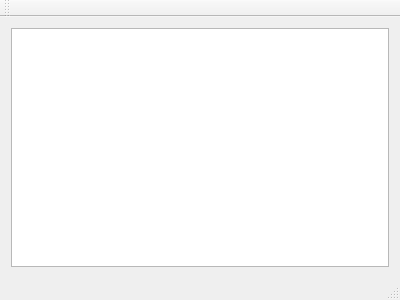
Above: CodeEdit/MainWindow.ui from Ulle84/UllesSourceCode before the change. Below: the same form after it.
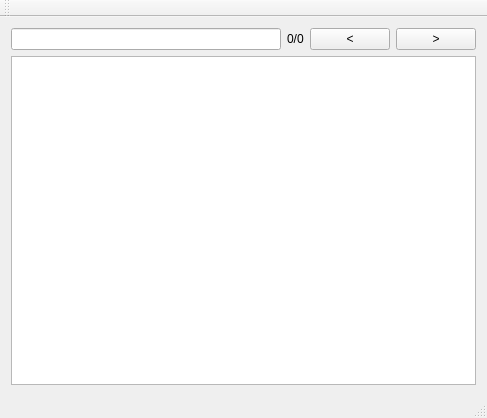
That is the form after the change. Custom widgets are drawn as their Qt base class.

Patch:
```diff
--- a/CodeEdit/MainWindow.ui
+++ b/CodeEdit/MainWindow.ui
@@ -6,8 +6,8 @@
    <rect>
     <x>0</x>
     <y>0</y>
-    <width>400</width>
-    <height>300</height>
+    <width>487</width>
+    <height>418</height>
    </rect>
   </property>
   <property name="windowTitle">
@@ -15,6 +15,34 @@
   </property>
   <widget class="QWidget" name="centralWidget">
    <layout class="QVBoxLayout" name="verticalLayout">
+    <item>
+     <layout class="QHBoxLayout" name="horizontalLayout">
+      <item>
+       <widget class="QLineEdit" name="lineEdit"/>
+      </item>
+      <item>
+       <widget class="QLabel" name="label">
+        <property name="text">
+         <string>0/0</string>
+        </property>
+       </widget>
+      </item>
+      <item>
+       <widget class="QPushButton" name="pushButtonPrevious">
+        <property name="text">
+         <string>&lt;</string>
+        </property>
+       </widget>
+      </item>
+      <item>
+       <widget class="QPushButton" name="pushButtonNext">
+        <property name="text">
+         <string>&gt;</string>
+        </property>
+       </widget>
+      </item>
+     </layout>
+    </item>
     <item>
      <widget class="CodeEdit" name="textEdit"/>
     </item>
```
Left out of the diff: 2 changed lines with no effect on the pictures.
